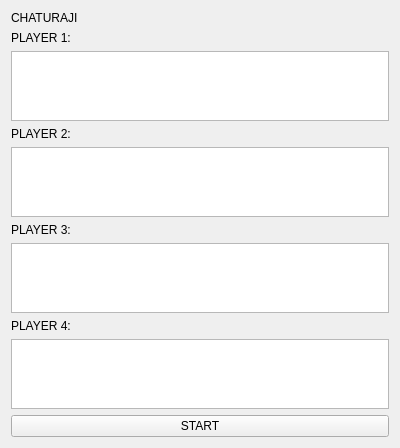
The window that Chaturaji/src/view/startscreen/startscreen.ui (MathiasHouwen/FIIW_projects_bachelor) describes before a commit, drawn with Qt 5.
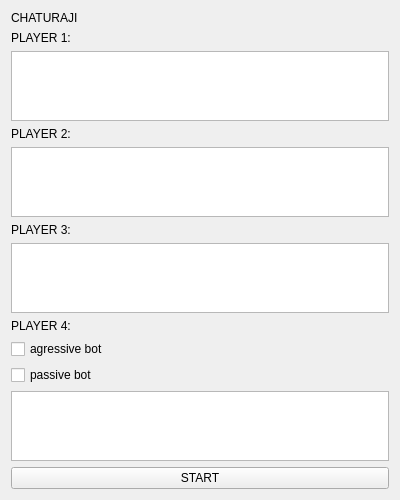
The same window after the commit.

Commit message: Bot class added

The edit to the form file:
```diff
--- a/Chaturaji/src/view/startscreen/startscreen.ui
+++ b/Chaturaji/src/view/startscreen/startscreen.ui
@@ -64,10 +64,30 @@
      </property>
     </widget>
    </item>
+   <item>
+    <widget class="QCheckBox" name="agressive">
+     <property name="sizePolicy">
+      <sizepolicy hsizetype="Maximum" vsizetype="Fixed">
+       <horstretch>0</horstretch>
+       <verstretch>0</verstretch>
+      </sizepolicy>
+     </property>
+     <property name="text">
+      <string>agressive bot</string>
+     </property>
+    </widget>
+   </item>
+   <item>
+    <widget class="QCheckBox" name="passive">
+     <property name="text">
+      <string>passive bot</string>
+     </property>
+    </widget>
+   </item>
    <item>
     <widget class="QTextEdit" name="player4Input">
      <property name="sizePolicy">
-      <sizepolicy hsizetype="Expanding" vsizetype="Expanding">
+      <sizepolicy hsizetype="Ignored" vsizetype="Expanding">
        <horstretch>0</horstretch>
        <verstretch>0</verstretch>
       </sizepolicy>
```
Left out of the diff: 9 changed lines with no effect on the pictures. The commit also changes 9 other files.
